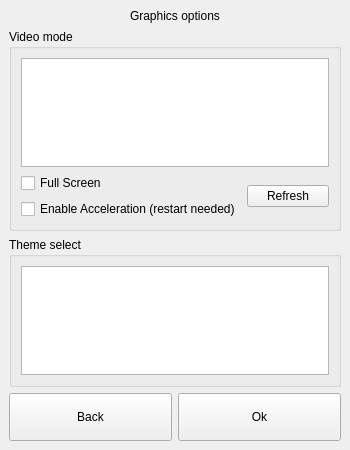
Old version of the form src/menu.ui in the repository coringao/jag.
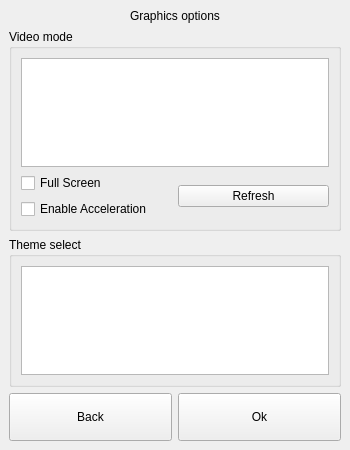
New version of the form. The open tabs and pages were chosen to show the change. Icons and pictures are not drawn.

```diff
--- a/src/menu.ui
+++ b/src/menu.ui
@@ -827,7 +827,7 @@
          <item row="1" column="0">
           <widget class="QCheckBox" name="cbAccel">
            <property name="text">
-            <string>Enable Acceleration (restart needed)</string>
+            <string>Enable Acceleration</string>
            </property>
           </widget>
          </item>
```
